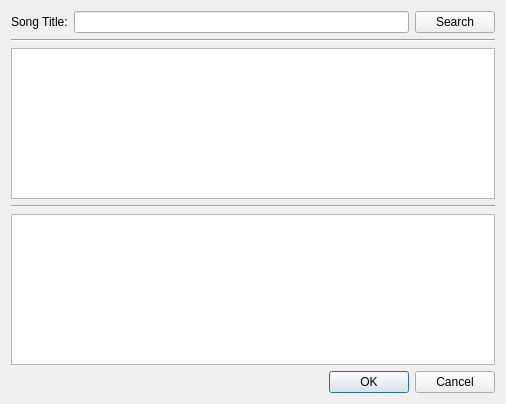
Qt form src/songdb/SongSearchOnlineDialog.ui (google-code-export/dviz) before a commit.
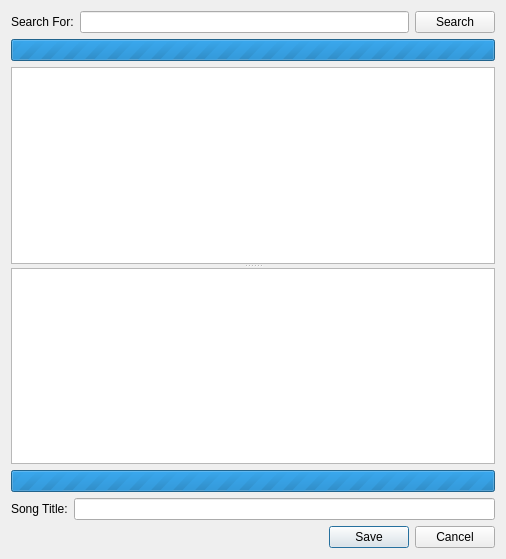
The same form after that commit.

Commit message: Added code to integrate with the search/download perl scripts to SongSearchOnlineDialog - need to add more providers and add filtering to the search results, but the code functions as expected

The edit to the form file:
```diff
--- a/src/songdb/SongSearchOnlineDialog.ui
+++ b/src/songdb/SongSearchOnlineDialog.ui
@@ -7,7 +7,7 @@
     <x>0</x>
     <y>0</y>
     <width>506</width>
-    <height>404</height>
+    <height>559</height>
    </rect>
   </property>
   <property name="windowTitle">
@@ -19,7 +19,7 @@
      <item>
       <widget class="QLabel" name="label">
        <property name="text">
-        <string>Song Title:</string>
+        <string>Search For:</string>
        </property>
       </widget>
      </item>
@@ -36,24 +36,56 @@
     </layout>
    </item>
    <item>
-    <widget class="Line" name="line_2">
-     <property name="orientation">
-      <enum>Qt::Horizontal</enum>
+    <widget class="QProgressBar" name="listProgressBar">
+     <property name="maximum">
+      <number>0</number>
      </property>
+     <property name="value">
+      <number>-1</number>
+     </property>
+     <property name="textVisible">
+      <bool>false</bool>
+     </property>
     </widget>
    </item>
    <item>
-    <widget class="QTableWidget" name="sourceList"/>
+    <widget class="QSplitter" name="splitter">
+     <property name="orientation">
+      <enum>Qt::Vertical</enum>
+     </property>
+     <widget class="QListWidget" name="listWidget"/>
+     <widget class="QTextEdit" name="preview"/>
+    </widget>
    </item>
    <item>
-    <widget class="Line" name="line">
-     <property name="orientation">
-      <enum>Qt::Horizontal</enum>
+    <widget class="QProgressBar" name="previewProgressBar">
+     <property name="enabled">
+      <bool>true</bool>
      </property>
+     <property name="maximum">
+      <number>0</number>
+     </property>
+     <property name="value">
+      <number>-1</number>
+     </property>
+     <property name="textVisible">
+      <bool>false</bool>
+     </property>
     </widget>
    </item>
    <item>
-    <widget class="QTextEdit" name="preview"/>
+    <layout class="QHBoxLayout" name="horizontalLayout_2">
+     <item>
+      <widget class="QLabel" name="songTitleLabel">
+       <property name="text">
+        <string>Song Title:</string>
+       </property>
+      </widget>
+     </item>
+     <item>
+      <widget class="QLineEdit" name="songTitle"/>
+     </item>
+    </layout>
    </item>
    <item>
     <widget class="QDialogButtonBox" name="buttonBox">
@@ -61,7 +93,7 @@
       <enum>Qt::Horizontal</enum>
      </property>
      <property name="standardButtons">
-      <set>QDialogButtonBox::Cancel|QDialogButtonBox::Ok</set>
+      <set>QDialogButtonBox::Cancel|QDialogButtonBox::Save</set>
      </property>
     </widget>
    </item>
```
Left out of the diff: 8 changed lines with no effect on the pictures. The commit also changes 12 other files.
